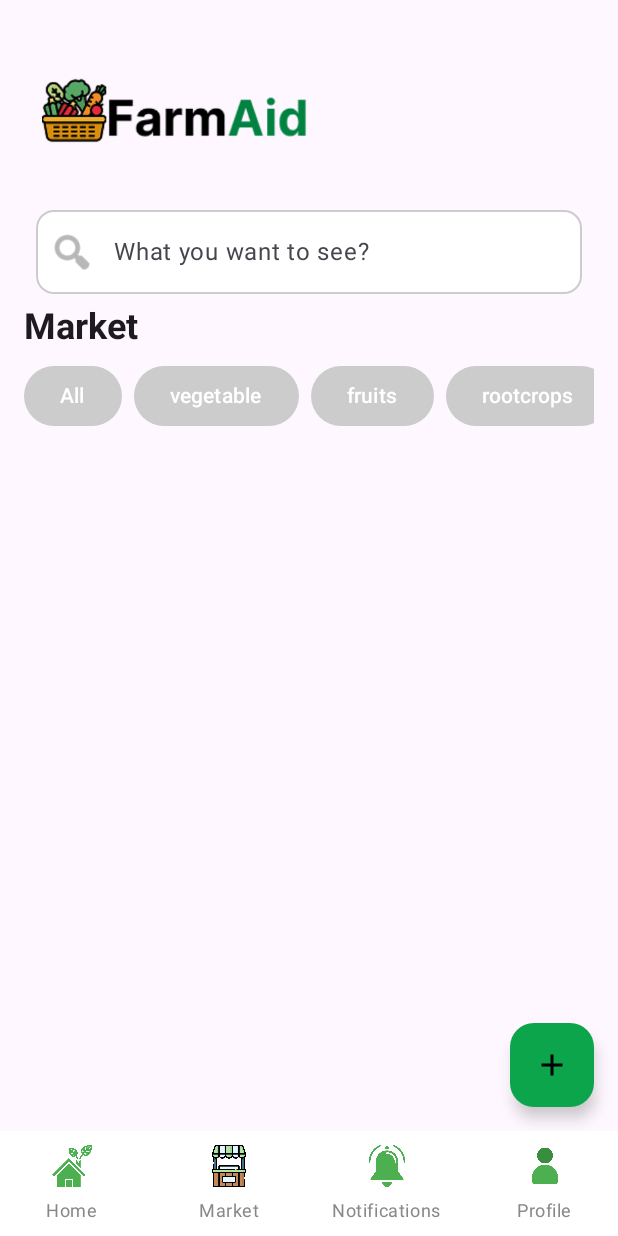
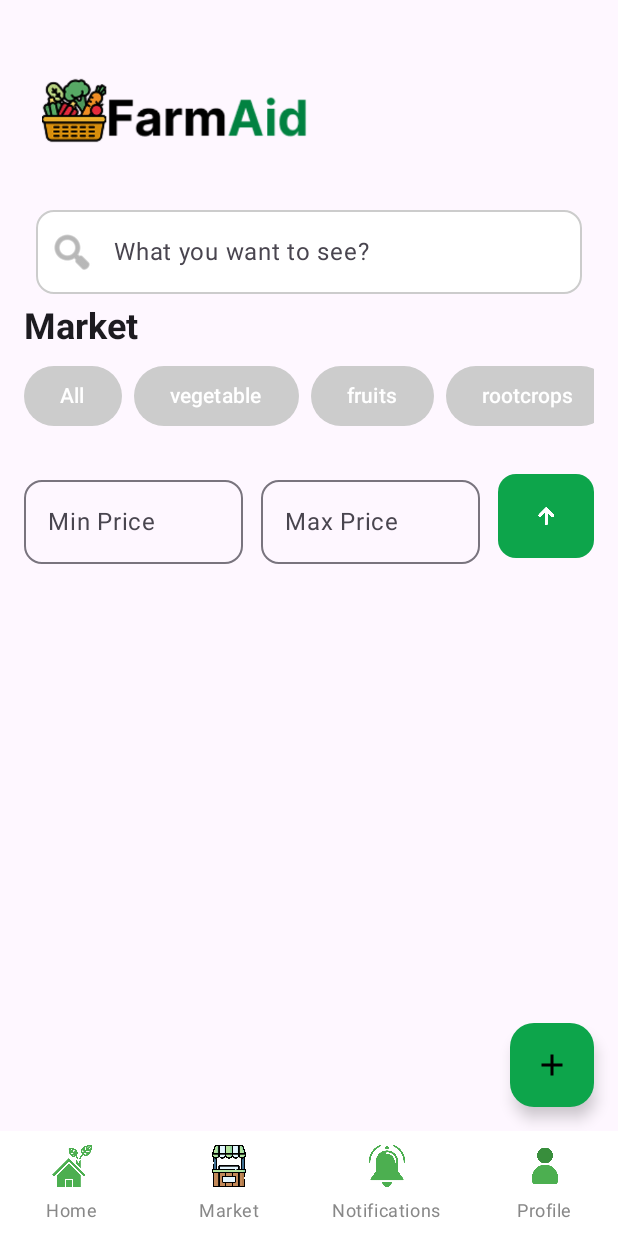
Before and after one commit to bryan071/capstoneAPP, an Android app built with Jetpack Compose: the FarmerMarketScreen screen opened through its navigation route, on a phone screen of 412 x 824 dp. Run offline under Robolectric (Android 15) with nearby library versions, the phone set to English and light mode, and no system bars; our stand-ins replace Firebase (no records; nobody signed in at launch, a user with empty details on screens opened directly), livedata-compose; pictures from the network do not load.

Commit message:
Initial Commit

```diff
--- a/app/src/main/java/com/project/webapp/components/Market.kt
+++ b/app/src/main/java/com/project/webapp/components/Market.kt
@@ -12,6 +12,7 @@ import androidx.compose.foundation.lazy.LazyRow
 import androidx.compose.foundation.lazy.grid.GridCells
 import androidx.compose.foundation.lazy.grid.LazyVerticalGrid
 import androidx.compose.foundation.lazy.items
+import androidx.compose.foundation.shape.RoundedCornerShape
 import androidx.compose.foundation.text.KeyboardOptions
 import androidx.compose.material.icons.Icons
 import androidx.compose.material.icons.filled.Add
@@ -40,10 +41,12 @@ import androidx.compose.runtime.Composable
 import androidx.compose.ui.layout.onGloballyPositioned
 import androidx.compose.ui.platform.LocalContext
 import androidx.compose.ui.platform.LocalDensity
+import androidx.compose.ui.res.painterResource
 import androidx.compose.ui.text.input.KeyboardType
 import androidx.compose.ui.text.style.TextDecoration
 import androidx.core.content.ContextCompat
 import coil.compose.AsyncImage
+import com.project.webapp.R
 import com.google.accompanist.permissions.isGranted
 import com.google.accompanist.permissions.rememberPermissionState
 import com.google.android.gms.location.FusedLocationProviderClient
@@ -55,15 +58,21 @@ import com.project.webapp.dashboards.fetchProducts
 import kotlinx.coroutines.launch
 import java.util.Locale
 
+
 @OptIn(ExperimentalPermissionsApi::class)
 @Composable
-fun FarmerMarketScreen(modifier: Modifier = Modifier, navController: NavController, authViewModel: AuthViewModel) {
+fun FarmerMarketScreen(
+    modifier: Modifier = Modifier,
+    navController: NavController,
+    authViewModel: AuthViewModel
+) {
     val firestore = FirebaseFirestore.getInstance()
     val storage = FirebaseStorage.getInstance()
     var products by remember { mutableStateOf<List<Product>>(emptyList()) }
     var filteredProducts by remember { mutableStateOf<List<Product>>(emptyList()) }
     var selectedCategory by remember { mutableStateOf<String?>(null) }
     var isLoading by remember { mutableStateOf(true) }
+    var isAscending by remember { mutableStateOf(true) } // Sorting state
     val categories = listOf("All", "vegetable", "fruits", "rootcrops", "grains", "spices")
     val coroutineScope = rememberCoroutineScope()
     var showDialog by remember { mutableStateOf(false) }
@@ -71,35 +80,39 @@ fun FarmerMarketScreen(modifier: Modifier = Modifier, navController: NavControll
         remember { LocationServices.getFusedLocationProviderClient(navController.context) }
     val permissionState = rememberPermissionState(android.Manifest.permission.ACCESS_FINE_LOCATION)
     val context = LocalContext.current
+    var minPrice by remember { mutableStateOf("") }
+    var maxPrice by remember { mutableStateOf("") }
 
-
+    // Fetch products on first load
     LaunchedEffect(Unit) {
         coroutineScope.launch {
             products = fetchProducts(firestore)
-            filteredProducts = products
+            filteredProducts = products.sortedBy { it.price }
             isLoading = false
         }
     }
 
-    LaunchedEffect(selectedCategory) {
-        filteredProducts =
-            if (selectedCategory == null || selectedCategory.equals("All", ignoreCase = true)) {
-                products
-            } else {
-                selectedCategory?.let { category ->
-                    products.filter {
-                        it.category.trim().lowercase() == category.trim().lowercase()
-                    }
-                } ?: products
-            }
+    // Apply category filtering and price sorting
+    LaunchedEffect(selectedCategory, minPrice, maxPrice, isAscending, products) {
+        val category = selectedCategory?.trim()?.lowercase()
+        val min = minPrice.toDoubleOrNull() ?: 0.0
+        val max = maxPrice.toDoubleOrNull() ?: Double.MAX_VALUE
+
+        filteredProducts = products.filter { product ->
+            val productPrice = product.price
+            val isCategoryMatch = category == null || category == "all" || product.category.trim().lowercase() == category
+            val isPriceInRange = productPrice in min..max
+
+            isCategoryMatch && isPriceInRange
+        }.sortedBy { if (isAscending) it.price else -it.price }
     }
-
     Column(modifier = Modifier.fillMaxSize().padding(16.dp)) {
         TopBar()
         SearchBar()
 
         Text("Market", fontSize = 24.sp, fontWeight = FontWeight.Bold)
 
+        // Category Filter Buttons
         LazyRow(modifier = Modifier.padding(vertical = 8.dp)) {
             items(categories) { category ->
                 Button(
@@ -114,6 +127,27 @@ fun FarmerMarketScreen(modifier: Modifier = Modifier, navController: NavControll
             }
         }
 
+        // Price Filtering Inputs - Modernized UI
+        Row(
+            modifier = Modifier
+                .fillMaxWidth()
+                .padding(vertical = 8.dp),
+            verticalAlignment = Alignment.CenterVertically,
+            horizontalArrangement = Arrangement.spacedBy(12.dp)
+        ) {
+            PriceFilterSection(
+                minPrice = minPrice,
+                maxPrice = maxPrice,
+                onMinPriceChange = { minPrice = it },
+                onMaxPriceChange = { maxPrice = it },
+                isAscending = isAscending,
+                onSortToggle = { isAscending = !isAscending }
+            )
+        }
+
+
+        Spacer(modifier = Modifier.height(8.dp))
+
         if (isLoading) {
             Box(modifier = Modifier.fillMaxSize(), contentAlignment = Alignment.Center) {
                 CircularProgressIndicator()
@@ -127,12 +161,13 @@ fun FarmerMarketScreen(modifier: Modifier = Modifier, navController: NavControll
             ) {
                 items(filteredProducts.size) { index ->
                     val product = filteredProducts[index]
-                    ProductCard(product, navController, firestore, storage )
+                    ProductCard(product, navController, firestore, storage)
                 }
             }
         }
     }
 
+    // Floating Action Button for Adding a Product
     Box(
         modifier = Modifier
             .fillMaxSize()
@@ -141,13 +176,14 @@ fun FarmerMarketScreen(modifier: Modifier = Modifier, navController: NavControll
     ) {
         FloatingActionButton(
             onClick = { showDialog = true },
-            containerColor = Color(0xFF0DA54B), // Material3 FAB color
+            containerColor = Color(0xFF0DA54B),
             contentColor = Color.White
         ) {
             Icon(Icons.Default.Add, contentDescription = "Add Product")
         }
     }
 
+    // Add Product Dialog
     if (showDialog) {
         AddProductDialog(
             onDismiss = { showDialog = false },
@@ -155,7 +191,7 @@ fun FarmerMarketScreen(modifier: Modifier = Modifier, navController: NavControll
                 if (permissionState.status.isGranted) {
                     uploadProduct(
                         name = name,
-                        description = description, // Pass description here
+                        description = description,
                         category = category,
                         price = price,
                         imageUri = imageUri,
@@ -173,6 +209,7 @@ fun FarmerMarketScreen(modifier: Modifier = Modifier, navController: NavControll
         )
     }
 }
+
 
 @OptIn(ExperimentalMaterial3Api::class)
 @Composable
@@ -431,3 +468,63 @@ fun addNotification(firestore: FirebaseFirestore, product: Product, userId: Stri
             Log.e("Firestore", "Error adding notification", e)
         }
 }
+
+@OptIn(ExperimentalMaterial3Api::class) // Suppress warning
+@Composable
+fun PriceFilterSection(
+    minPrice: String,
+    maxPrice: String,
+    onMinPriceChange: (String) -> Unit,
+    onMaxPriceChange: (String) -> Unit,
+    isAscending: Boolean,
+    onSortToggle: () -> Unit
+) {
+    Row(
+        modifier = Modifier
+            .fillMaxWidth()
+            .padding(vertical = 8.dp),
+        verticalAlignment = Alignment.CenterVertically,
+        horizontalArrangement = Arrangement.spacedBy(12.dp)
+    ) {
+        OutlinedTextField(
+            value = minPrice,
+            onValueChange = onMinPriceChange,
+            label = { Text("Min Price") },
+            keyboardOptions = KeyboardOptions(keyboardType = KeyboardType.Number),
+            colors = TextFieldDefaults.outlinedTextFieldColors(
+                focusedBorderColor = Color(0xFF0DA54B),
+                cursorColor = Color(0xFF0DA54B)
+            ),
+            shape = RoundedCornerShape(12.dp),
+            modifier = Modifier.weight(1f)
+        )
+
+        OutlinedTextField(
+            value = maxPrice,
+            onValueChange = onMaxPriceChange,
+            label = { Text("Max Price") },
+            keyboardOptions = KeyboardOptions(keyboardType = KeyboardType.Number),
+            colors = TextFieldDefaults.outlinedTextFieldColors(
+                focusedBorderColor = Color(0xFF0DA54B),
+                cursorColor = Color(0xFF0DA54B)
+            ),
+            shape = RoundedCornerShape(12.dp),
+            modifier = Modifier.weight(1f)
+        )
+
+        ElevatedButton(
+            onClick = onSortToggle,
+            colors = ButtonDefaults.elevatedButtonColors(containerColor = Color(0xFF0DA54B)),
+            shape = RoundedCornerShape(12.dp),
+            modifier = Modifier
+                .height(56.dp)
+                .width(64.dp)
+        ) {
+            Icon(
+                painter = painterResource(id = if (isAscending) R.drawable.arrowup else R.drawable.arrowdown),
+                contentDescription = "Sort Order",
+                tint = Color.White
+            )
+        }
+    }
+}
```
Also changed, not shown: app/src/main/res/drawable/arrowdown.png (added), app/src/main/res/drawable/arrowup.png (added).
